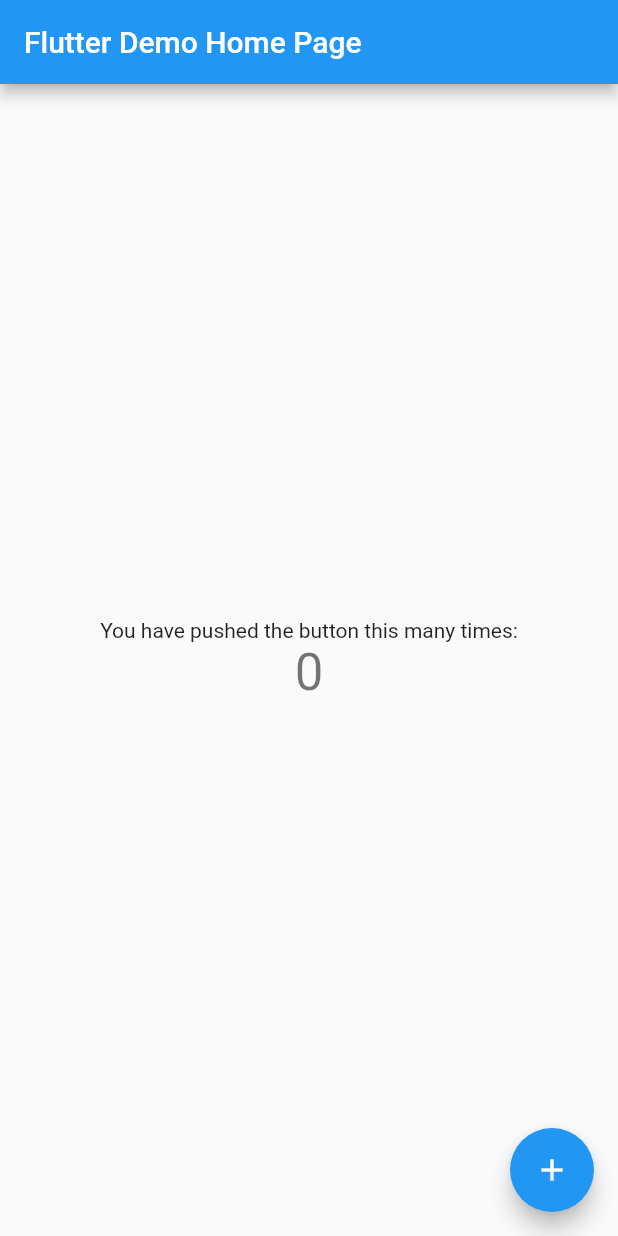
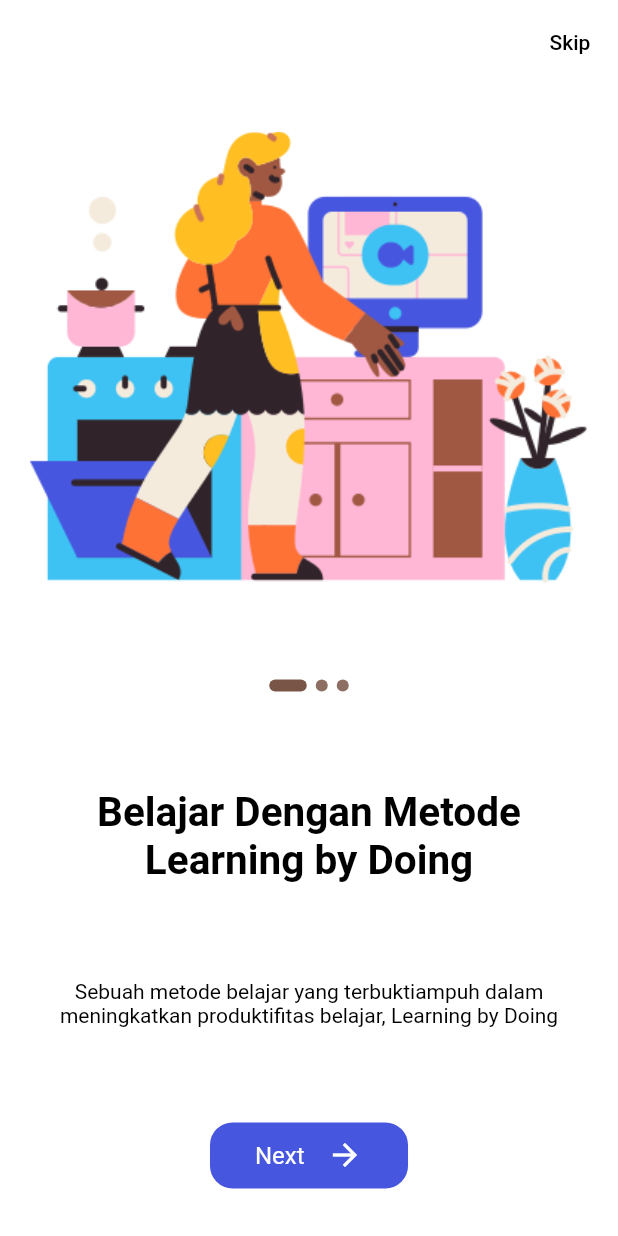
Before and after one commit to rexfilius/study_flutter, a Flutter app: the screen it shows after launch, on a phone screen of 412 x 824 dp. Run offline on Flutter 3.47's test engine with Material 2 defaults, Android fonts, the phone set to English and light mode, and no system bars; our stand-ins replace shared_preferences.

Commit message:
onboard screen example

```diff
--- /dev/null
+++ b/lib/constant.dart
@@ -0,0 +1,8 @@
+import 'package:flutter/material.dart';
+
+const Color kblue = Color(0xFF4756DF);
+const Color kwhite = Color(0xFFFFFFFF);
+const Color kblack = Color(0xFF000000);
+const Color kbrown300 = Color(0xFF8D6E63);
+const Color kbrown = Color(0xFF795548);
+const Color kgrey = Color(0xFFC0C0C0);
--- /dev/null
+++ b/lib/home_page.dart
@@ -0,0 +1,21 @@
+import 'package:flutter/material.dart';
+
+class HomePage extends StatelessWidget {
+  const HomePage({super.key});
+
+  @override
+  Widget build(BuildContext context) {
+    return Scaffold(
+      appBar: AppBar(),
+      body: const Center(
+        child: Text(
+          'This is the home page',
+          style: TextStyle(
+            fontSize: 20,
+            fontWeight: FontWeight.bold,
+          ),
+        ),
+      ),
+    );
+  }
+}
--- a/lib/main.dart
+++ b/lib/main.dart
@@ -1,77 +1,34 @@
 import 'package:flutter/material.dart';
+import 'package:flutter/services.dart';
+import 'package:shared_preferences/shared_preferences.dart';
+import 'package:study_flutter/home_page.dart';
+import 'package:study_flutter/onboard_page.dart';
 
-void main() {
+int? isViewed;
+const String onboard = 'onboard';
+
+void main() async {
+  SystemChrome.setSystemUIOverlayStyle(const SystemUiOverlayStyle(
+    statusBarColor: Colors.transparent,
+  ));
+  WidgetsFlutterBinding.ensureInitialized();
+
+  SharedPreferences prefs = await SharedPreferences.getInstance();
+  isViewed = prefs.getInt(onboard);
   runApp(const MyApp());
 }
 
 class MyApp extends StatelessWidget {
   const MyApp({super.key});
 
-  // This widget is the root of your application.
   @override
   Widget build(BuildContext context) {
     return MaterialApp(
       title: 'Flutter Demo',
       theme: ThemeData(
-        // This is the theme of your application.
-        //
-        // Try running your application with "flutter run". You'll see the
-        // application has a blue toolbar. Then, without quitting the app, try
-        // changing the primarySwatch below to Colors.green and then invoke
-        // "hot reload" (press "r" in the console where you ran "flutter run",
-        // or simply save your changes to "hot reload" in a Flutter IDE).
-        // Notice that the counter didn't reset back to zero; the application
-        // is not restarted.
         primarySwatch: Colors.blue,
       ),
-      home: const MyHomePage(title: 'Flutter Demo Home Page'),
+      home: isViewed != 0 ? const OnBoardPage() : const HomePage(),
     );
   }
 }
-
-class MyHomePage extends StatefulWidget {
-  const MyHomePage({super.key, required this.title});
-
-  final String title;
-
-  @override
-  State<MyHomePage> createState() => _MyHomePageState();
-}
-
-class _MyHomePageState extends State<MyHomePage> {
-  int _counter = 0;
-
-  void _incrementCounter() {
-    setState(() {
-      _counter++;
-    });
-  }
-
-  @override
-  Widget build(BuildContext context) {
-    return Scaffold(
-      appBar: AppBar(
-        title: Text(widget.title),
-      ),
-      body: Center(
-        child: Column(
-          mainAxisAlignment: MainAxisAlignment.center,
-          children: <Widget>[
-            const Text(
-              'You have pushed the button this many times:',
-            ),
-            Text(
-              '$_counter',
-              style: Theme.of(context).textTheme.headlineMedium,
-            ),
-          ],
-        ),
-      ),
-      floatingActionButton: FloatingActionButton(
-        onPressed: _incrementCounter,
-        tooltip: 'Increment',
-        child: const Icon(Icons.add),
-      ),
-    );
-  }
-}
--- /dev/null
+++ b/lib/onboard_model.dart
@@ -0,0 +1,44 @@
+import 'package:flutter/material.dart';
+
+class OnboardModel {
+  String img;
+  String text;
+  String desc;
+  Color bg;
+  Color button;
+
+  OnboardModel({
+    required this.img,
+    required this.text,
+    required this.desc,
+    required this.bg,
+    required this.button,
+  });
+}
+
+List<OnboardModel> onboardModelList = [
+  OnboardModel(
+    img: 'assets/images/img-1.png',
+    text: "Belajar Dengan Metode Learning by Doing",
+    desc:
+        "Sebuah metode belajar yang terbuktiampuh dalam meningkatkan produktifitas belajar, Learning by Doing",
+    bg: Colors.white,
+    button: const Color(0xFF4756DF),
+  ),
+  OnboardModel(
+    img: 'assets/images/img-2.png',
+    text: "Dapatkan Kemudahan Akses Kapanpun dan Dimanapun",
+    desc:
+        "Tidak peduli dimanapun kamu, semua kursus yang telah kamu ikuti bias kamu akses sepenuhnya",
+    bg: const Color(0xFF4756DF),
+    button: Colors.white,
+  ),
+  OnboardModel(
+    img: 'assets/images/img-3.png',
+    text: "Gunakan Fitur Kolaborasi Untuk Pengalaman Lebih",
+    desc:
+        "Tersedia fitur Kolaborasi dengan tujuan untuk mengasah skill lebih dalam karena bias belajar bersama",
+    bg: Colors.white,
+    button: const Color(0xFF4756DF),
+  ),
+];
--- /dev/null
+++ b/lib/onboard_page.dart
@@ -0,0 +1,166 @@
+import 'package:flutter/material.dart';
+import 'package:shared_preferences/shared_preferences.dart';
+import 'package:study_flutter/constant.dart';
+import 'package:study_flutter/home_page.dart';
+import 'package:study_flutter/onboard_model.dart';
+
+class OnBoardPage extends StatefulWidget {
+  const OnBoardPage({super.key});
+
+  @override
+  State<OnBoardPage> createState() => _OnBoardPageState();
+}
+
+class _OnBoardPageState extends State<OnBoardPage> {
+  int currentIndex = 0;
+  late PageController _pageController;
+
+  @override
+  void initState() {
+    super.initState();
+    _pageController = PageController(initialPage: 0);
+  }
+
+  @override
+  void dispose() {
+    _pageController.dispose();
+    super.dispose();
+  }
+
+  _storeOnboardInfo() async {
+    int isViewed = 0;
+    SharedPreferences prefs = await SharedPreferences.getInstance();
+    await prefs.setInt('onBoard', isViewed);
+  }
+
+  @override
+  Widget build(BuildContext context) {
+    return Scaffold(
+      backgroundColor: currentIndex % 2 == 0 ? kwhite : kblue,
+      appBar: AppBar(
+        backgroundColor: currentIndex % 2 == 0 ? kwhite : kblue,
+        elevation: 0.0,
+        actions: [
+          TextButton(
+            onPressed: () {},
+            child: Text(
+              'Skip',
+              style: TextStyle(
+                color: currentIndex % 2 == 0 ? kblack : kwhite,
+              ),
+            ),
+          ),
+        ],
+      ),
+      body: Padding(
+        padding: const EdgeInsets.symmetric(horizontal: 20.0),
+        child: PageView.builder(
+          itemCount: onboardModelList.length,
+          controller: _pageController,
+          physics: const NeverScrollableScrollPhysics(),
+          onPageChanged: (int index) {
+            setState(() {
+              currentIndex = index;
+            });
+          },
+          itemBuilder: (context, index) {
+            return Column(
+              mainAxisAlignment: MainAxisAlignment.spaceAround,
+              crossAxisAlignment: CrossAxisAlignment.center,
+              mainAxisSize: MainAxisSize.min,
+              children: [
+                Image.asset(onboardModelList[index].img),
+                Container(
+                  height: 10.0,
+                  child: ListView.builder(
+                    itemCount: onboardModelList.length,
+                    shrinkWrap: true,
+                    scrollDirection: Axis.horizontal,
+                    itemBuilder: (context, index) {
+                      return Row(
+                        mainAxisAlignment: MainAxisAlignment.center,
+                        children: [
+                          Container(
+                            margin: const EdgeInsets.symmetric(horizontal: 3.0),
+                            width: currentIndex == index ? 25 : 8,
+                            height: 8,
+                            decoration: BoxDecoration(
+                              color: currentIndex == index ? kbrown : kbrown300,
+                              borderRadius: BorderRadius.circular(10.0),
+                            ),
+                          ),
+                        ],
+                      );
+                    },
+                  ),
+                ),
+                Text(
+                  onboardModelList[index].text,
+                  textAlign: TextAlign.center,
+                  style: TextStyle(
+                    fontSize: 27.0,
+                    fontWeight: FontWeight.bold,
+                    color: index % 2 == 0 ? kblack : kwhite,
+                  ),
+                ),
+                Text(
+                  onboardModelList[index].desc,
+                  textAlign: TextAlign.center,
+                  style: TextStyle(
+                    fontSize: 14.0,
+                    color: index % 2 == 0 ? kblack : kwhite,
+                  ),
+                ),
+                InkWell(
+                  onTap: () async {
+                    if (index == onboardModelList.length - 1) {
+                      await _storeOnboardInfo();
+                      if (context.mounted) {
+                        Navigator.pushReplacement(
+                            context,
+                            MaterialPageRoute(
+                              builder: (context) => const HomePage(),
+                            ));
+                      }
+                    }
+                    _pageController.nextPage(
+                      duration: const Duration(milliseconds: 300),
+                      curve: Curves.bounceIn,
+                    );
+                  },
+                  child: Container(
+                    padding: const EdgeInsets.symmetric(
+                      horizontal: 30.0,
+                      vertical: 10,
+                    ),
+                    decoration: BoxDecoration(
+                      color: index % 2 == 0 ? kblue : kwhite,
+                      borderRadius: BorderRadius.circular(15.0),
+                    ),
+                    child: Row(
+                      mainAxisSize: MainAxisSize.min,
+                      children: [
+                        Text(
+                          "Next",
+                          style: TextStyle(
+                            fontSize: 16.0,
+                            color: index % 2 == 0 ? kwhite : kblue,
+                          ),
+                        ),
+                        const SizedBox(width: 15.0),
+                        Icon(
+                          Icons.arrow_forward_sharp,
+                          color: index % 2 == 0 ? kwhite : kblue,
+                        )
+                      ],
+                    ),
+                  ),
+                ),
+              ],
+            );
+          },
+        ),
+      ),
+    );
+  }
+}
```
